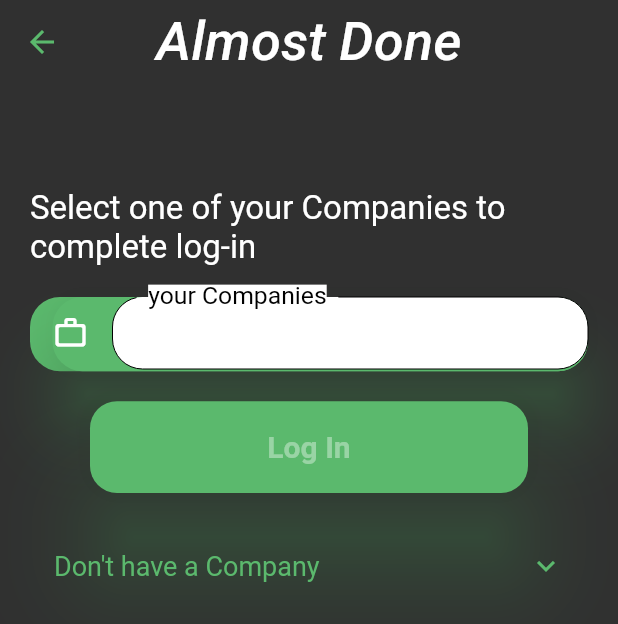
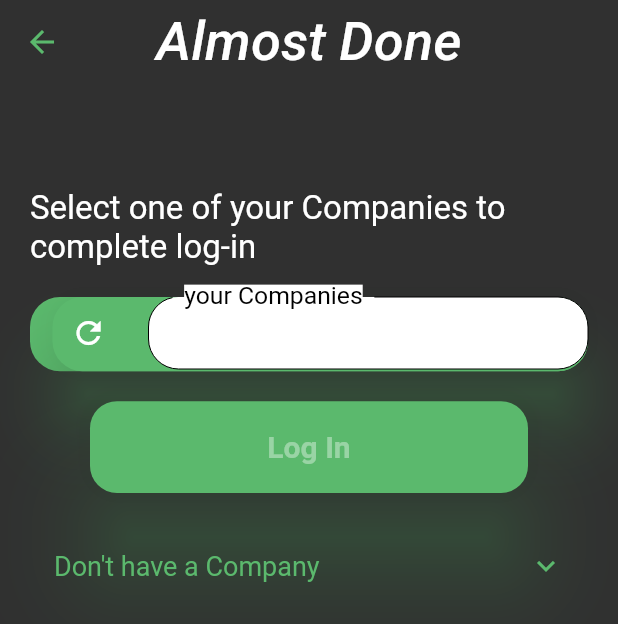
Before and after one commit to Mohamad-AlAswad/RMS-Company, a Flutter app: the CompanySelect screen opened directly, on a phone screen of 412 x 824 dp. Shown: the top 624 px of the screen. Run offline on Flutter 3.47's test engine with Material 2 defaults, Android fonts, the phone set to English and light mode, and no system bars; our stand-ins replace animated_splash_screen, cloud_firestore, curved_navigation_bar, dartz, equatable, firebase_auth and 17 more; missing offline and left inert: jovial_svg; accounts and stored records are empty; Roboto replaces fonts that are missing (Georgia, Hind); project files that could hold a hidden picture were left out.

Commit message:
refresh comp

```diff
--- a/lib/data/datasources/remote/firebase_authentication.dart
+++ b/lib/data/datasources/remote/firebase_authentication.dart
@@ -40,10 +40,13 @@ class FirebaseAuthentication extends AuthenticationRemote {
         if (event == null) {
           _userInfo = null;
         } else {
+          print('111');
           (await userInfoRepo.getUserInfo(userId: event.uid)).fold(
             (l) => _userInfo = null,
             (r) => _userInfo = r,
           );
+          print('222');
+
         }
       });
     }
--- a/lib/data/repositories/company_repo_imp.dart
+++ b/lib/data/repositories/company_repo_imp.dart
@@ -45,8 +45,12 @@ class CompanyRepoImp implements CompanyRepo {
               ),
             ),
           );
+      print('hi4');
+
       user_ent.UserInfo current = authenticationRepo.connectedUser!;
+
       current.companies.add(company);
+      print(current.companies);
       userInfoRepo.updateUserInfo(
           newUserInfo: user_ent.UserInfo(
         id: current.id,
@@ -68,6 +72,7 @@ class CompanyRepoImp implements CompanyRepo {
         experiences: current.experiences,
         languages: current.languages,
       ));
+      print('hi');
       return true;
     } else {
       return false;
--- a/lib/main.dart
+++ b/lib/main.dart
@@ -1,4 +1,3 @@
-import 'package:firebase_auth/firebase_auth.dart';
 import 'package:firebase_core/firebase_core.dart';
 import 'package:flutter/material.dart';
 import 'package:flutter_phoenix/flutter_phoenix.dart';
@@ -19,7 +18,7 @@ void main() async {
   WidgetsFlutterBinding.ensureInitialized();
   await Firebase.initializeApp();
   init();
-  FirebaseAuth.instance.signOut();
+  // FirebaseAuth.instance.signOut();
   // runApp(const MyApp2());
   runApp(
     Phoenix(
--- a/lib/presentation/bloc_builder_widget.dart
+++ b/lib/presentation/bloc_builder_widget.dart
@@ -50,7 +50,7 @@ class BlocBuilderWidget extends StatelessWidget {
         } else if (state is SignedInState) {
           controllers.tecEmailLogIn.text = '';
           controllers.tecPassLogIn.text = '';
-          return const CompanySelect();
+          return  CompanySelect();
         } else if (state is SignInErrorState) {
           return LogIn(
             controllers: controllers,
@@ -62,7 +62,7 @@ class BlocBuilderWidget extends StatelessWidget {
             controllers: controllers,
           );
         } else if (state is SignedUpState) {
-          return const CompanySelect();
+          return  CompanySelect();
         } else if (state is SignUpErrorState) {
           return SignUp(
             controllers: controllers,
--- a/lib/presentation/blocs/authentication/auth_bloc.dart
+++ b/lib/presentation/blocs/authentication/auth_bloc.dart
@@ -8,6 +8,7 @@ import '../../../domain/usecases/authentication/sign_in_email_password.dart';
 import '../../../domain/usecases/authentication/sign_up_email_password.dart';
 
 part 'auth_event.dart';
+
 part 'auth_state.dart';
 
 class AuthBloc extends Bloc<AuthEvent, AuthState> {
@@ -68,7 +69,10 @@ class AuthBloc extends Bloc<AuthEvent, AuthState> {
         (failure) => authState = SignInErrorState(message: failure.message),
         (user) => authState = const SignedInState(),
       );
-      emit(authState);
+      emit(
+          await Future.delayed(const Duration(milliseconds: 2000)).then((value) {
+        return authState;
+      }));
     }
   }
 }
--- a/lib/presentation/components/rounded_drop_down_button.dart
+++ b/lib/presentation/components/rounded_drop_down_button.dart
@@ -1,8 +1,8 @@
 import 'package:flutter/material.dart';
 
 // ignore: must_be_immutable
-class RoundedDropdownButton extends StatelessWidget {
-  RoundedDropdownButton({
+class RoundedDropdownButton extends StatefulWidget {
+  const RoundedDropdownButton({
     Key? key,
     required this.color,
     required this.valueChanged,
@@ -15,9 +15,9 @@ class RoundedDropdownButton extends StatelessWidget {
     this.list,
     this.w = 0.7,
     this.h = 0.06,
+    this.onRefresh,
   }) : super(key: key);
   final List<String>? list;
-  List<DropdownMenuItem<String>> newList = [];
   final IconData icon;
   final Color secColor, color;
   final String hintText;
@@ -26,13 +26,26 @@ class RoundedDropdownButton extends StatelessWidget {
   final bool enabled;
   final Function valueChanged;
   final String? value;
+  final List<String>?Function()? onRefresh;
+  @override
+  State<RoundedDropdownButton> createState() => _RoundedDropdownButtonState();
+}
+
+class _RoundedDropdownButtonState extends State<RoundedDropdownButton> {
+  List<DropdownMenuItem<String>> newList = [];
+  List<String>? list;
+  @override
+  void initState() {
+    super.initState();
+    list = widget.list;
+  }
 
   @override
   Widget build(BuildContext context) {
     final Size size = MediaQuery.of(context).size;
-    print(list);
-    if (list != null) {
-      newList = list!
+    print(widget.list);
+    if (widget.list != null) {
+      newList = widget.list!
           .map(
             (e) => DropdownMenuItem<String>(
               value: e,
@@ -43,25 +56,25 @@ class RoundedDropdownButton extends StatelessWidget {
     }
     return Container(
       decoration: BoxDecoration(
-        color: (value == 'paused') ? Colors.red : color,
+        color: (widget.value == 'paused') ? Colors.red : widget.color,
         borderRadius: const BorderRadius.all(Radius.circular(20)),
       ),
       padding: const EdgeInsets.only(left: 15),
-      width: size.width * w,
-      height: size.height * h,
+      width: size.width * widget.w,
+      height: size.height * widget.h,
       child: Material(
         elevation: 20.0,
-        color: (value == 'paused') ? Colors.red : color,
-        shadowColor: (value == 'paused') ? Colors.red : color,
+        color: (widget.value == 'paused') ? Colors.red : widget.color,
+        shadowColor: (widget.value == 'paused') ? Colors.red : widget.color,
         borderRadius: const BorderRadius.all(Radius.circular(20)),
         child: DropdownButtonFormField<String>(
-          value: value,
+          value: widget.value,
           dropdownColor: Colors.white,
           items: newList,
           icon: const Icon(Icons.keyboard_arrow_down_outlined),
-          onChanged: (enabled)
+          onChanged: (widget.enabled)
               ? (String? val) {
-                  valueChanged(val);
+                  widget.valueChanged(val);
                 }
               : null,
           autofocus: false,
@@ -83,10 +96,10 @@ class RoundedDropdownButton extends StatelessWidget {
                 width: 3.0,
               ),
             ),
-            enabled: enabled,
+            enabled: widget.enabled,
             label: Padding(
               padding: const EdgeInsets.all(5),
-              child: Text(label),
+              child: Text(widget.label),
             ),
             floatingLabelStyle: const TextStyle(
               fontSize: 22,
@@ -97,9 +110,16 @@ class RoundedDropdownButton extends StatelessWidget {
               color: Colors.black,
               fontSize: 22,
             ),
-            icon: Icon(icon, color: secColor),
-            hintText: hintText,
-            fillColor: secColor,
+            icon: IconButton(
+              icon: Icon(widget.icon, color: widget.secColor),
+              onPressed: (widget.onRefresh!=null)?(){
+                setState(() {
+                  list = widget.onRefresh!();
+                });
+              }:null,
+            ),
+            hintText: widget.hintText,
+            fillColor: widget.secColor,
             hintStyle: const TextStyle(color: Colors.black),
             filled: true,
             contentPadding: const EdgeInsets.fromLTRB(20.0, 10.0, 20.0, 10.0),
--- a/lib/presentation/pages/authentication/company_select.dart
+++ b/lib/presentation/pages/authentication/company_select.dart
@@ -1,12 +1,11 @@
 import 'dart:async';
 
 import 'package:flutter/material.dart';
+import 'package:rms_company/domain/usecases/%20company/check_company.dart';
 import 'package:rms_company/domain/usecases/%20company/register_company.dart';
 import 'package:rms_company/domain/usecases/authentication/get_connected_user.dart';
 import 'package:rms_company/presentation/components/components.dart';
 
-import '../../../data/repositories/authentication_repo.dart';
-import '../../../domain/repositories/authentication_repo.dart';
 
 class CompanySelect extends StatefulWidget {
   const CompanySelect({Key? key}) : super(key: key);
@@ -16,7 +15,7 @@ class CompanySelect extends StatefulWidget {
 }
 
 class _CompanySelectState extends State<CompanySelect> {
-  late List<String>? list = GetConnectedUser().companies;
+  late List<String>? list;
   late String? value;
   late TextEditingController company;
   late bool isValid;
@@ -24,6 +23,7 @@ class _CompanySelectState extends State<CompanySelect> {
   @override
   void initState() {
     super.initState();
+    list = GetConnectedUser().companies;
     value = list != null && list!.isNotEmpty ? list![0] : null;
     isValid = false;
     company = TextEditingController();
@@ -32,12 +32,15 @@ class _CompanySelectState extends State<CompanySelect> {
   StreamSubscription? subscription;
 
   waitBeforeSending(String companyName) {
+    setState(() {
+      isValid = false;
+    });
     if (subscription != null) subscription!.cancel();
     var future = Future.delayed(const Duration(milliseconds: 500));
 
     subscription = future.asStream().listen((_) async {
       if (companyName.isNotEmpty) {
-        final bool valid = await check(companyName);
+        final bool valid = await CheckCompany()(company: companyName);
         setState(() {
           isValid = valid;
         });
@@ -45,11 +48,6 @@ class _CompanySelectState extends State<CompanySelect> {
         isValid = false;
       }
     });
-  }
-
-  Future<bool> check(String companyName) async {
-    bool valid = true;
-    return valid;
   }
 
   @override
@@ -75,7 +73,7 @@ class _CompanySelectState extends State<CompanySelect> {
           ),
           const SizedBox(height: 20),
           RoundedDropdownButton(
-            icon: Icons.work_outline_rounded,
+            icon: Icons.refresh,
             color: Theme.of(context).primaryColor,
             list: list,
             valueChanged: (val) {
@@ -85,6 +83,9 @@ class _CompanySelectState extends State<CompanySelect> {
             },
             value: value,
             label: 'your Companies',
+            onRefresh: (){
+              return GetConnectedUser().companies;
+            },
           ),
           const SizedBox(height: 20),
           Padding(
@@ -93,6 +94,7 @@ class _CompanySelectState extends State<CompanySelect> {
               text: 'Log In',
               press: (value != null && value!.isNotEmpty)
                   ? () {
+                      GetConnectedUser().connectedCompany = value;
                       Navigator.pushReplacement(
                         context,
                         MaterialPageRoute(
@@ -123,12 +125,13 @@ class _CompanySelectState extends State<CompanySelect> {
                 press: isValid
                     ? () {
                         RegisterCompany()(company: company.text);
-                        Navigator.pushReplacement(
-                          context,
-                          MaterialPageRoute(
-                            builder: (_) => const CustomeZoomDrawer(),
-                          ),
-                        );
+                        // GetConnectedUser().connectedCompany = company.text;
+                        // Navigator.pushReplacement(
+                        //   context,
+                        //   MaterialPageRoute(
+                        //     builder: (_) => const CustomeZoomDrawer(),
+                        //   ),
+                        // );
                       }
                     : null,
               ),
```
Also changed, not shown: lib/presentation/components/drawer/zoom_drawer/menu_items.dart (+20 -20 lines), lib/presentation/components/drawer/zoom_drawer/menu_page.dart (+5 -3 lines), lib/presentation/components/drawer/zoom_drawer/zoom_drawer.dart (+8 -8 lines).
